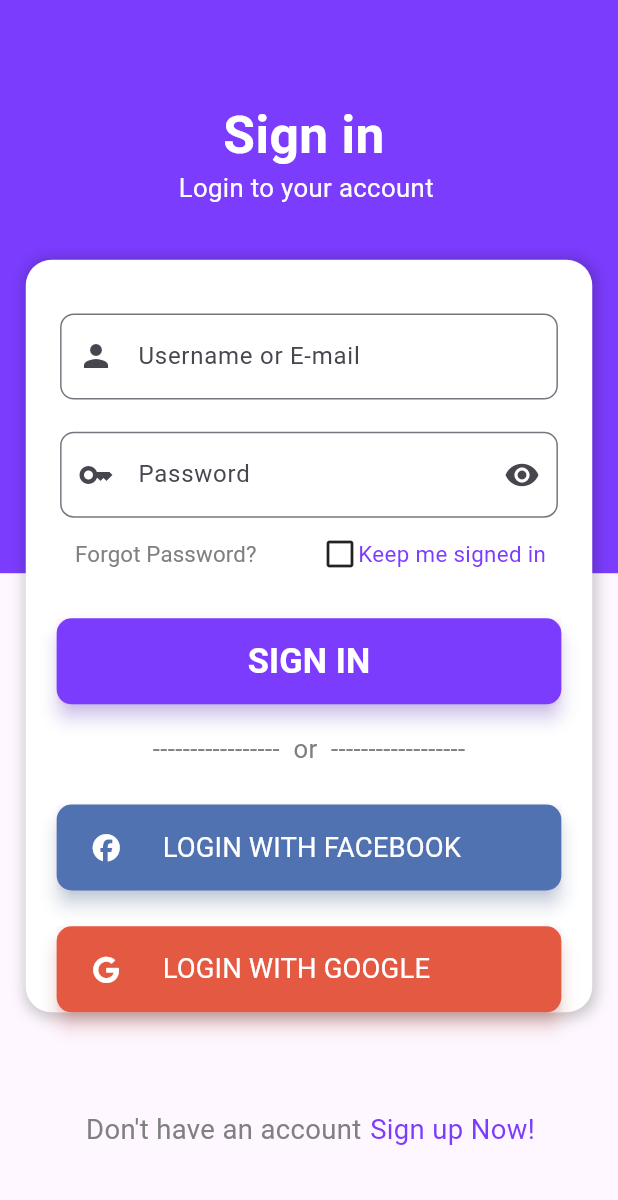
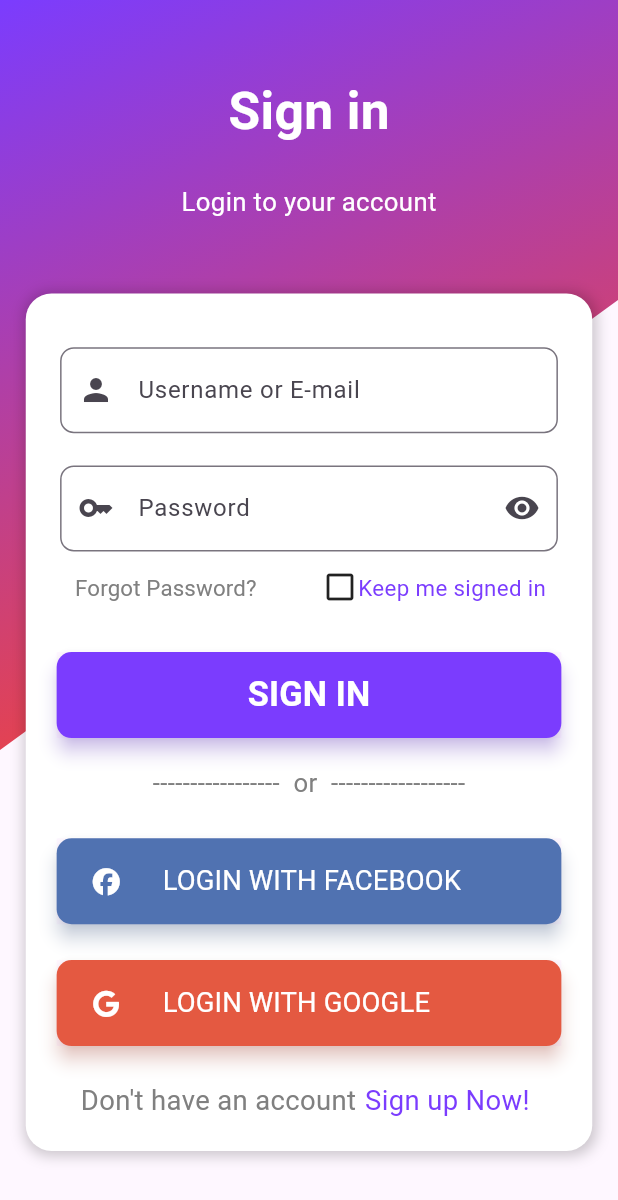
Before and after one commit to codecharan-dev/mobile-ecommerce, a Flutter app: the screen it shows after launch, on a phone screen of 412 x 824 dp. Shown: the top 1200 px of the screen. Run offline on Flutter 3.47's test engine with Material 3 defaults, Android fonts, the phone set to English and light mode, and no system bars; our stand-ins replace flutter_screenutil, font_awesome_flutter.

Commit message:
login ui related work completed

```diff
--- a/lib/ui/features/login/view/login_page.dart
+++ b/lib/ui/features/login/view/login_page.dart
@@ -21,6 +21,149 @@ class _LoginPageState extends State<LoginPage> {
   bool intial = false;
   @override
   Widget build(BuildContext context) {
+    // back container
+    // text
+    return Scaffold(
+      body: Container(
+        margin: EdgeInsets.only(left: 0.w),
+        child: Stack(
+          children: [
+            Align(
+              alignment: Alignment.topCenter,
+              child: ClipPath(
+                clipper: SlopeClipper(),
+                child: Container(
+                  width: double.maxFinite,
+                  height: 500,
+                  decoration: const BoxDecoration(
+                    gradient: LinearGradient(
+                      begin: Alignment.topLeft,
+                      end: Alignment.bottomCenter,
+                      colors: [
+                        AppColors.primaryColor,
+                        Colors.red,
+                      ],
+                    ),
+                  ),
+                ),
+              ),),
+            SingleChildScrollView(
+              child:  Column(
+                children: [
+                  Align(
+                    alignment: Alignment.topCenter,
+                    child: Padding(
+                      padding: const EdgeInsets.only(top: 50),
+                      child: buildreuableText(
+                        text: "Sign in",
+                        fontSize: 30.sp,
+                        color: AppColors.primaryTextColor,
+                        fontWeight: FontWeight.bold,
+                      ),
+                    ),
+                  ),
+                  Padding(
+                    padding: EdgeInsets.only(top: 20.h ),
+                    child: buildreuableText(
+                      text: "Login to your account",
+                      fontSize: 15.sp,
+                      color: AppColors.primaryTextColor,
+                      fontWeight: FontWeight.normal,
+                    ),
+                  ),
+                  Container(
+                    margin: EdgeInsets.fromLTRB(15.w,40.h, 15.w, 95.h),
+                    padding: EdgeInsets.only(bottom: 20),
+                    decoration: BoxDecoration(
+                      boxShadow: [
+                        BoxShadow(
+                          color: Colors.black.withOpacity(0.2),
+                          offset: Offset(1.w, 1.h),
+                          blurRadius: 7,
+                          spreadRadius: 2,
+                        ),
+                      ],
+                      borderRadius: BorderRadius.circular(15.w),
+                      color: Colors.white,
+                    ),
+                    child: Column(
+                      crossAxisAlignment: CrossAxisAlignment.center,
+                      children: [
+                        buildReusableTextFormField(
+                          top: 30.h,
+                          hintText: "Username or E-mail",
+                          obsecureText: false,
+                          prefixIcon: Icons.person,
+                        ),
+                        buildReusableTextFormFieldForPassword(
+                          top: 18.h,
+                          hintText: "Password",
+                          obsecureText: true,
+                          prefixIcon: Icons.key,
+                          suffixIcon: Icons.remove_red_eye,
+                          onPressed: () {},
+                        ),
+                        buildForgotPasswordRow(
+                          onPressed: () {},
+                          onTap: () {},
+                        ),
+                        buildReusableButton(
+                          top: 16.h,
+                          backgroundColor: AppColors.primaryColor,
+                          shadowColor: AppColors.primaryColor.withOpacity(0.5),
+                          buttonName: "SIGN IN",
+                          fontWeight: FontWeight.bold,
+                          fontSize: 20.sp,
+                        ),
+                        orText(),
+                        buildReusableOauthButton(
+                          backgroundColor: AppColors.teritaryColor,
+                          shadowColor: AppColors.teritaryColor.withOpacity(0.5),
+                          buttonName: "LOGIN WITH FACEBOOK",
+                          fontWeight: FontWeight.normal,
+                          fontSize: 16.sp,
+                          icon: FontAwesomeIcons.facebook,
+                        ),
+                        buildReusableOauthButton(
+                          backgroundColor: AppColors.fourthColor,
+                          shadowColor: AppColors.fourthColor.withOpacity(0.5),
+                          buttonName: "LOGIN WITH GOOGLE",
+                          fontWeight: FontWeight.normal,
+                          fontSize: 16.sp,
+                          icon: FontAwesomeIcons.google,
+                        ),
+                        dontAndAlreadyHaveAnAccountRow(
+                          buildTextFontsize: 16.sp,
+                          fontSize: 16.sp,
+                          left: 32.w,
+                          top: 20.h,
+                          text: "Don't have an account",
+                          buttonName: "Sign up Now!",
+                          onTap: () {
+                            Navigator.pushNamedAndRemoveUntil(
+                              context,
+                              AppRouteConstant.signUpPage,
+                                  (route) => false,
+                            );
+                          },
+                        ),
+                      ],
+                    ),
+                  ),
+
+
+                ],
+              ),
+            )
+          ],
+        ),
+      ),
+    );
+  }
+
+
+  @override
+  Widget build1(BuildContext context) {
     // back container
     // text
     return Scaffold(
@@ -138,3 +281,18 @@ class _LoginPageState extends State<LoginPage> {
     );
   }
 }
+
+class SlopeClipper extends CustomClipper<Path> {
+  @override
+  Path getClip(Size size) {
+    Path path = Path();
+    path.lineTo(0, size.height);
+    path.lineTo(size.width, 200);
+    path.lineTo(size.width, 0);
+    path.close();
+    return path;
+  }
+
+  @override
+  bool shouldReclip(covariant CustomClipper<Path> oldClipper) => true;
+}
```
